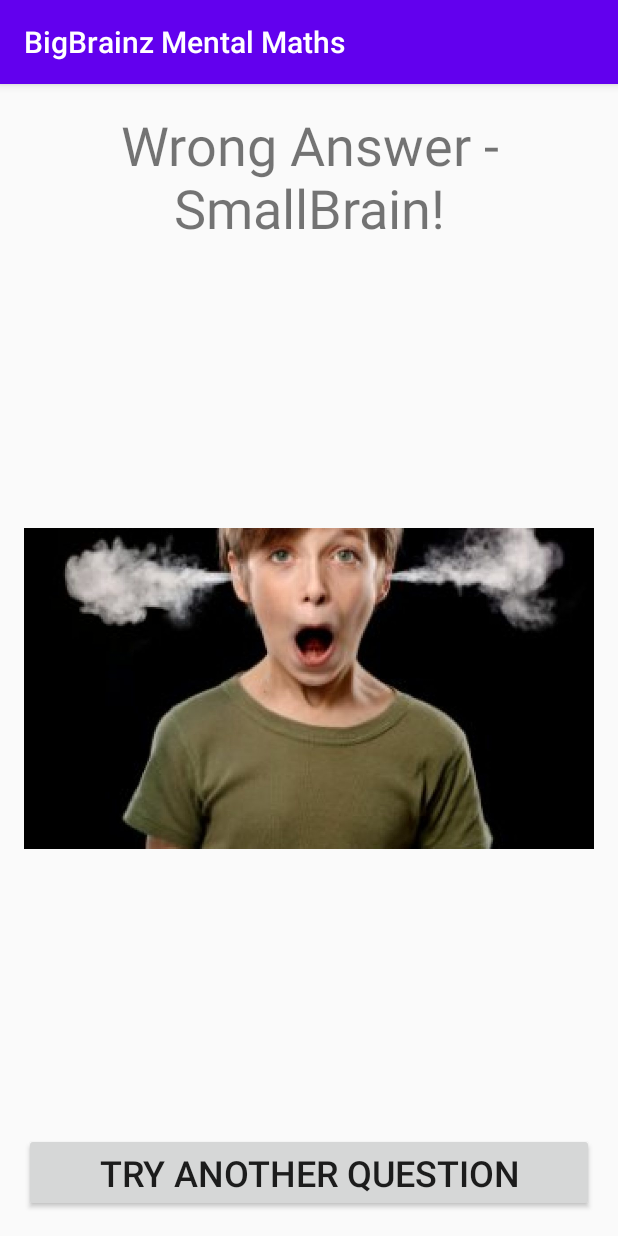
After one commit to kush018/BigBrainz-Mental-Maths, an Android app: the WrongAnswer screen opened directly, with no data from a screen before it, on a phone screen of 412 x 824 dp. The commit adds this screen. Run offline under Robolectric (Android 15) with nearby library versions, the phone set to English and light mode, and no system bars.

Commit message:
Added all the required activitities and their basic layout + code (only portrait layout added) Added basic code for all activities to do something Next Suggested change: In all layouts only use hardcoded string

```diff
--- a/app/src/main/AndroidManifest.xml
+++ b/app/src/main/AndroidManifest.xml
@@ -9,7 +9,9 @@
         android:roundIcon="@mipmap/ic_launcher_round"
         android:supportsRtl="true"
         android:theme="@style/AppTheme">
-        <activity android:name=".LearnMaths"></activity>
+        <activity android:name=".WrongAnswer"></activity>
+        <activity android:name=".CorrectAnswer" />
+        <activity android:name=".LearnMaths" />
         <activity android:name=".MainActivity">
             <intent-filter>
                 <action android:name="android.intent.action.MAIN" />
--- /dev/null
+++ b/app/src/main/java/com/example/bigbrainzmentalmaths/WrongAnswer.java
@@ -0,0 +1,27 @@
+package com.example.bigbrainzmentalmaths;
+
+import androidx.appcompat.app.AppCompatActivity;
+
+import android.content.Intent;
+import android.os.Bundle;
+import android.view.View;
+import android.widget.Button;
+
+public class WrongAnswer extends AppCompatActivity {
+
+    @Override
+    protected void onCreate(Bundle savedInstanceState) {
+        super.onCreate(savedInstanceState);
+        setContentView(R.layout.activity_wrong_answer);
+
+        Button nextButton = findViewById(R.id.nextButton);
+
+        nextButton.setOnClickListener(new View.OnClickListener() {
+            @Override
+            public void onClick(View view) {
+                Intent intent = new Intent(getApplicationContext(), LearnMaths.class);
+                startActivity(intent);
+            }
+        });
+    }
+}
--- /dev/null
+++ b/app/src/main/res/layout/activity_wrong_answer.xml
@@ -0,0 +1,49 @@
+<?xml version="1.0" encoding="utf-8"?>
+<androidx.constraintlayout.widget.ConstraintLayout xmlns:android="http://schemas.android.com/apk/res/android"
+    xmlns:app="http://schemas.android.com/apk/res-auto"
+    xmlns:tools="http://schemas.android.com/tools"
+    android:layout_width="match_parent"
+    android:layout_height="match_parent"
+    tools:context=".WrongAnswer">
+
+    <TextView
+        android:id="@+id/correctAnswerTitle2"
+        android:layout_width="0dp"
+        android:layout_height="wrap_content"
+        android:layout_marginStart="16dp"
+        android:layout_marginTop="16dp"
+        android:layout_marginEnd="16dp"
+        android:text="@string/wrongAnswerText"
+        android:textAlignment="center"
+        android:textSize="36sp"
+        app:layout_constraintEnd_toEndOf="parent"
+        app:layout_constraintStart_toStartOf="parent"
+        app:layout_constraintTop_toTopOf="parent" />
+
+    <ImageView
+        android:id="@+id/imageView2"
+        android:layout_width="0dp"
+        android:layout_height="0dp"
+        android:layout_marginStart="16dp"
+        android:layout_marginTop="16dp"
+        android:layout_marginEnd="16dp"
+        android:layout_marginBottom="16dp"
+        app:layout_constraintBottom_toTopOf="@+id/nextButton"
+        app:layout_constraintEnd_toEndOf="parent"
+        app:layout_constraintStart_toStartOf="parent"
+        app:layout_constraintTop_toBottomOf="@+id/correctAnswerTitle2"
+        app:srcCompat="@drawable/wrong_answer" />
+
+    <Button
+        android:id="@+id/nextButton"
+        android:layout_width="0dp"
+        android:layout_height="wrap_content"
+        android:layout_marginStart="16dp"
+        android:layout_marginEnd="16dp"
+        android:layout_marginBottom="16dp"
+        android:text="Try Another Question"
+        android:textSize="24sp"
+        app:layout_constraintBottom_toBottomOf="parent"
+        app:layout_constraintEnd_toEndOf="parent"
+        app:layout_constraintStart_toStartOf="parent" />
+</androidx.constraintlayout.widget.ConstraintLayout>
--- a/app/src/main/res/values/strings.xml
+++ b/app/src/main/res/values/strings.xml
@@ -3,4 +3,6 @@
     <string name="titleText">Welcome to BigBrainz Mental Maths - Improve Your Mental Ability!</string>
     <string name="buttonText">Become Smarter Now!</string>
     <string name="titleText2">Calculate the Sum Mentally Now!</string>
+    <string name="correctAnswerText">Correct Answer - BigBrainz!</string>
+    <string name="wrongAnswerText">Wrong Answer - SmallBrain!</string>
 </resources>
```
Also changed, not shown: app/src/main/java/com/example/bigbrainzmentalmaths/CorrectAnswer.java (added, +27 -0 lines), app/src/main/java/com/example/bigbrainzmentalmaths/LearnMaths.java (+56 -0 lines), app/src/main/res/layout/activity_correct_answer.xml (added, +49 -0 lines), app/src/main/res/drawable-v24/wrong_answer.jpg (added), app/src/main/res/drawable/wrong_answer.jpg (added).
